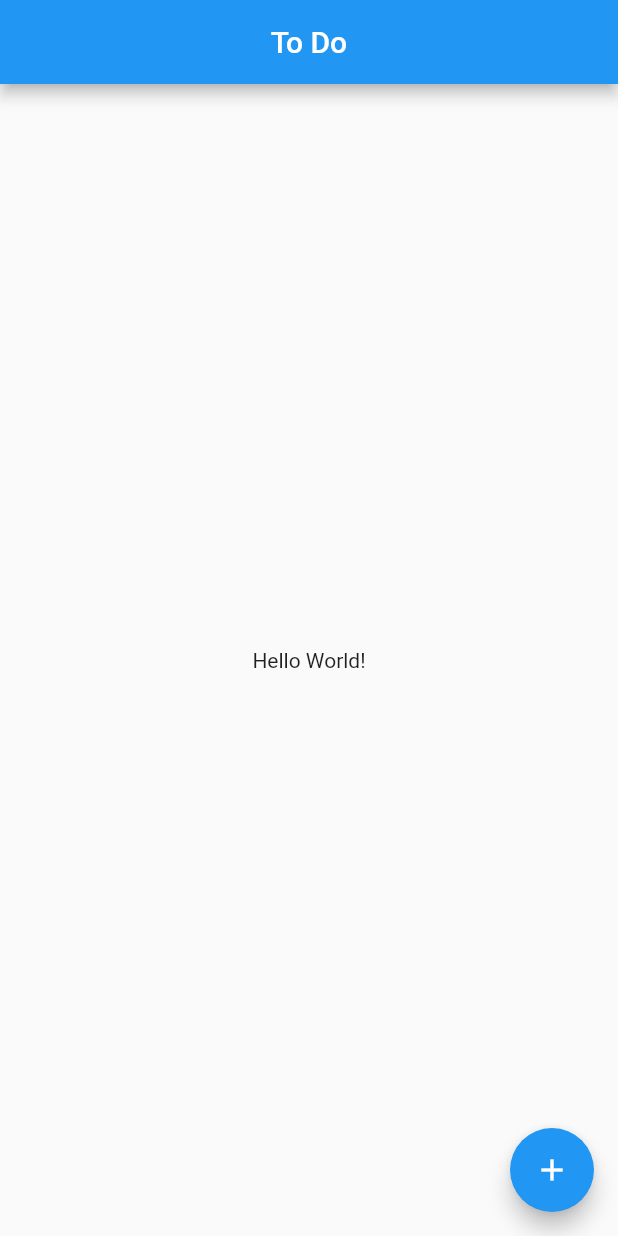
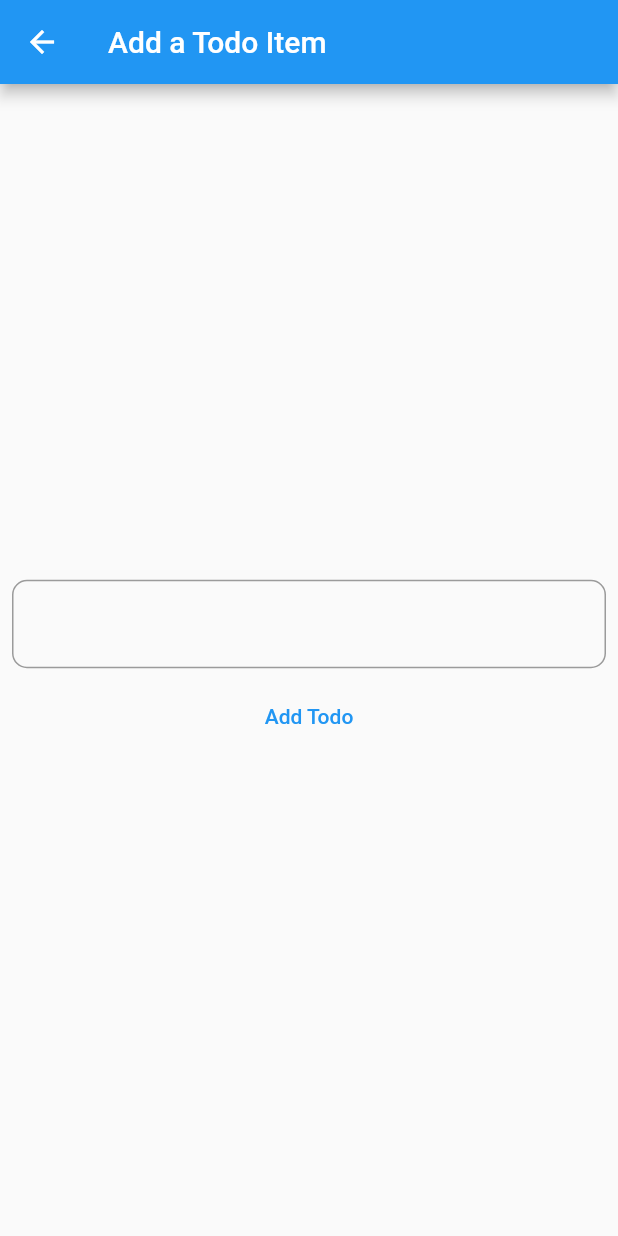
Before and after one commit to georgeankumensah/flutter_todo_app, a Flutter app: the screen it shows after launch, after a tap on the "add" icon, on a phone screen of 412 x 824 dp. Run offline on Flutter 3.47's test engine with Material 2 defaults, Android fonts, the phone set to English and light mode, and no system bars; our stand-ins replace flutter_riverpod, flutter_slidable.

Commit message:
refactored splash screen and added completed screens and state management

```diff
--- a/lib/main.dart
+++ b/lib/main.dart
@@ -1,7 +1,16 @@
 import 'package:flutter/material.dart';
+import 'package:flutter_riverpod/flutter_riverpod.dart';
+import 'package:to_do/pages/add.dart';
+import 'package:to_do/pages/completed.dart';
+
+//pages
+import './pages/home.dart';
+import "./pages/splash.dart";
 
 void main() {
-  runApp(const MainApp());
+  runApp(Splash(onInitializationComplete: () {
+    runApp(const ProviderScope(child: MainApp()));
+  }));
 }
 
 class MainApp extends StatelessWidget {
@@ -10,18 +19,13 @@ class MainApp extends StatelessWidget {
   @override
   Widget build(BuildContext context) {
     return MaterialApp(
-      home: Scaffold(
-        appBar: AppBar(
-          title: const Center(child: Text("To Do")),
-        ),
-        body: const Center(
-          child: Text('Hello World!'),
-        ),
-        floatingActionButton: FloatingActionButton(
-          onPressed: () {},
-          child: const Icon(Icons.add),
-        ),
-      ),
+      initialRoute: "home",
+      debugShowCheckedModeBanner: false,
+      routes: {
+        "home": (context) => const HomePage(),
+        "add": (context) => const AddTodo(),
+        "completed": (context) => const CompletedTodosPage(),
+      },
     );
   }
 }
--- a/lib/models/todo.dart
+++ b/lib/models/todo.dart
@@ -0,0 +1,7 @@
+class Todo {
+  int todoId;
+  String content;
+  bool completed;
+
+  Todo({required this.todoId, required this.content, required this.completed});
+}
--- a/lib/pages/add.dart
+++ b/lib/pages/add.dart
@@ -0,0 +1,37 @@
+import 'package:flutter/material.dart';
+import 'package:flutter_riverpod/flutter_riverpod.dart';
+import 'package:to_do/providers/todo_providers.dart';
+
+class AddTodo extends ConsumerWidget {
+  const AddTodo({super.key});
+
+  @override
+  Widget build(BuildContext context, WidgetRef ref) {
+    TextEditingController todoContentController = TextEditingController();
+    return Scaffold(
+      appBar: AppBar(title: const Text("Add a Todo Item")),
+      body: Column(
+        mainAxisAlignment: MainAxisAlignment.center,
+        children: [
+          Padding(
+            padding: const EdgeInsets.all(8.0),
+            child: TextField(
+              controller: todoContentController,
+              decoration: const InputDecoration(
+                  border: OutlineInputBorder(
+                      borderRadius: BorderRadius.all(Radius.circular(10)))),
+            ),
+          ),
+          TextButton(
+              onPressed: () {
+                ref
+                    .read(todoProvider.notifier)
+                    .addTodo(todoContentController.text);
+                Navigator.pop(context);
+              },
+              child: const Text("Add Todo"))
+        ],
+      ),
+    );
+  }
+}
--- a/lib/pages/home.dart
+++ b/lib/pages/home.dart
@@ -1,16 +1,66 @@
+import 'package:flutter/material.dart';
 import 'package:flutter_riverpod/flutter_riverpod.dart';
-import 'package:flutter/material.dart';
+import 'package:flutter_slidable/flutter_slidable.dart';
+import 'package:to_do/models/todo.dart';
+import 'package:to_do/providers/todo_providers.dart';
 
-class HomePage extends ConsumerStatefulWidget {
+class HomePage extends ConsumerWidget {
   const HomePage({super.key});
 
   @override
-  ConsumerState<ConsumerStatefulWidget> createState() => _HomePageState();
-}
-
-class _HomePageState extends ConsumerState<HomePage> {
-  @override
-  Widget build(BuildContext context) {
-    return Container();
+  Widget build(BuildContext context, WidgetRef ref) {
+    List<Todo> todos = ref.watch(todoProvider);
+    List<Todo> activeTodo =
+        todos.where((todo) => todo.completed == false).toList();
+    return Scaffold(
+      appBar: AppBar(
+        title: const Text(
+          "To Do",
+          style: TextStyle(fontSize: 24),
+        ),
+        actions: [
+          TextButton(
+            onPressed: () {
+              Navigator.pushNamed(context, "completed");
+            },
+            child: const Text(
+              "COMPLETED",
+              style: TextStyle(color: Colors.white),
+            ),
+          )
+        ],
+      ),
+      body: ListView.builder(
+          itemCount: activeTodo.length,
+          itemBuilder: (context, index) {
+            return Slidable(
+                startActionPane:
+                    ActionPane(motion: const ScrollMotion(), children: [
+                  SlidableAction(
+                    onPressed: (context) {
+                      ref.watch(todoProvider.notifier).deleteTodo(index);
+                    },
+                    icon: Icons.delete,
+                    backgroundColor: Colors.red,
+                  ),
+                ]),
+                endActionPane:
+                    ActionPane(motion: const ScrollMotion(), children: [
+                  SlidableAction(
+                      onPressed: (context) {
+                        ref.watch(todoProvider.notifier).completeTodo(index);
+                      },
+                      icon: Icons.check,
+                      backgroundColor: Colors.green),
+                ]),
+                child: ListTile(title: Text(activeTodo[index].content)));
+          }),
+      floatingActionButton: FloatingActionButton(
+        onPressed: () {
+          Navigator.pushNamed(context, "add");
+        },
+        child: const Icon(Icons.add),
+      ),
+    );
   }
 }
--- /dev/null
+++ b/lib/pages/splash.dart
@@ -0,0 +1,42 @@
+import 'package:flutter/material.dart';
+
+class Splash extends StatefulWidget {
+  final VoidCallback onInitializationComplete;
+
+  const Splash({Key? key, required this.onInitializationComplete})
+      : super(
+          key: key,
+        );
+
+  @override
+  State<Splash> createState() => _SplashState();
+}
+
+class _SplashState extends State<Splash> {
+  @override
+  void initState() {
+    super.initState();
+    Future.delayed(const Duration(seconds: 5))
+        .then((_) => widget.onInitializationComplete());
+  }
+
+  @override
+  Widget build(BuildContext context) {
+    return _buildUi();
+  }
+}
+
+// Future<void> _setup(BuildContext context) async {}
+
+Widget _buildUi() {
+  return const MaterialApp(
+    title: "to do",
+    home: Scaffold(
+        body: Center(
+            child: Text(
+      "To do",
+      style: TextStyle(
+          fontSize: 40, fontWeight: FontWeight.bold, color: Colors.pink),
+    ))),
+  );
+}
--- a/lib/providers/todo_providers.dart
+++ b/lib/providers/todo_providers.dart
@@ -0,0 +1,34 @@
+import "package:flutter_riverpod/flutter_riverpod.dart";
+import "package:to_do/models/todo.dart";
+
+final todoProvider = StateNotifierProvider<TodoListNotifier, List<Todo>>((ref) {
+  return TodoListNotifier();
+});
+
+class TodoListNotifier extends StateNotifier<List<Todo>> {
+  TodoListNotifier() : super([]);
+
+  void addTodo(String content) {
+    state = [
+      ...state,
+      Todo(
+          todoId: state.isEmpty ? 0 : state[state.length - 1].todoId + 1,
+          content: content,
+          completed: false)
+    ];
+  }
+
+  void completeTodo(int id) {
+    state = [
+      for (final todo in state)
+        if (todo.todoId == id)
+          Todo(todoId: todo.todoId, content: todo.content, completed: true)
+        else
+          todo
+    ];
+  }
+
+  void deleteTodo(int id) {
+    state = state.where((todo) => todo.todoId != id).toList();
+  }
+}
--- a/pubspec.yaml
+++ b/pubspec.yaml
@@ -10,6 +10,7 @@ dependencies:
   flutter:
     sdk: flutter
   flutter_riverpod: ^2.4.5
+  flutter_slidable: ^3.0.1
 
 dev_dependencies:
   flutter_test:
```
Also changed, not shown: lib/pages/completed.dart (+27 -0 lines), pubspec.lock.
